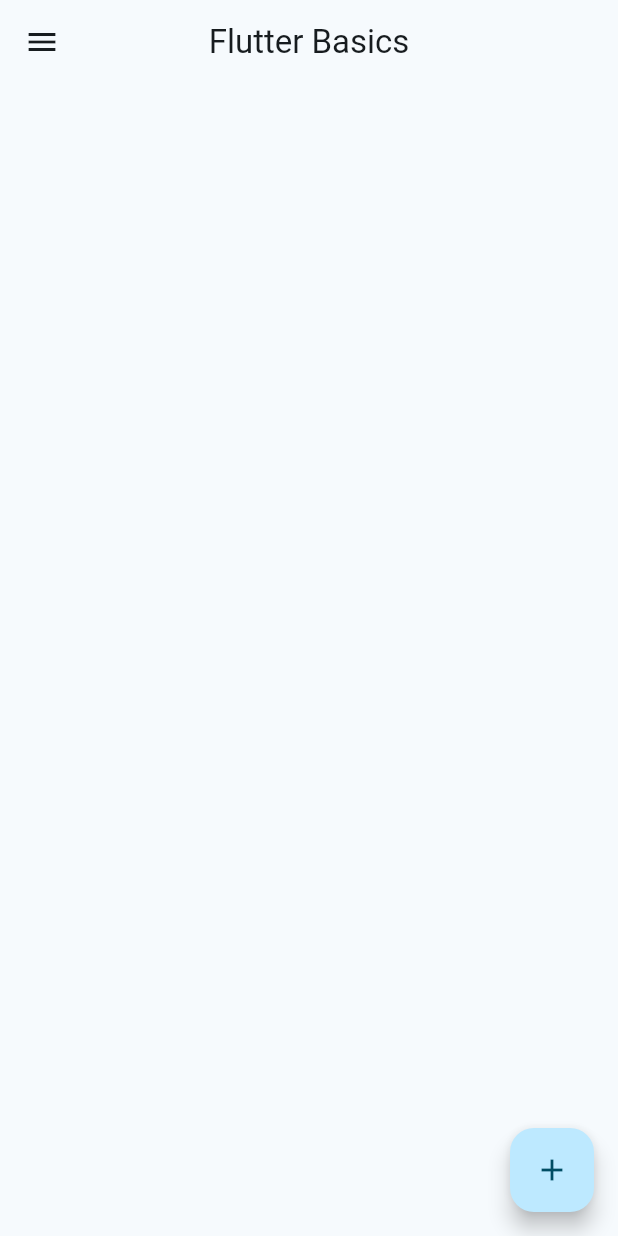
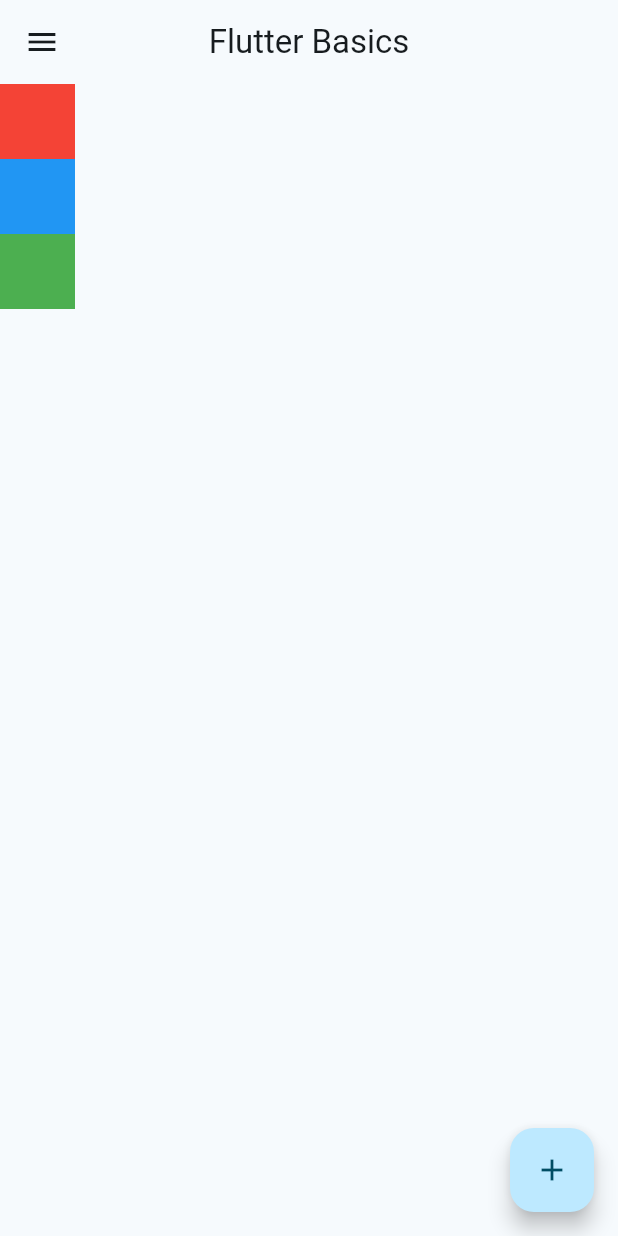
Before and after one commit to ravenpdev/flutter_basics, a Flutter app: the screen it shows after launch, on a phone screen of 412 x 824 dp. Run offline on Flutter 3.47's test engine with Material 2 defaults, Android fonts, the phone set to English and light mode, and no system bars.

Commit message:
Display diffrent layout based on screen size

```diff
--- a/lib/main.dart
+++ b/lib/main.dart
@@ -22,7 +22,7 @@ class MyApp extends StatelessWidget {
           title: const Text('Flutter Basics'),
           centerTitle: true,
         ),
-        body: Container(),
+        body: const DiffLayout(),
         floatingActionButton: FloatingActionButton(
           onPressed: () {},
           child: const Icon(Icons.add),
@@ -51,3 +51,54 @@ class MyApp extends StatelessWidget {
     );
   }
 }
+
+class DiffLayout extends StatelessWidget {
+  const DiffLayout({super.key});
+
+  @override
+  Widget build(BuildContext context) {
+    if (MediaQuery.of(context).size.width > 600) {
+      return Row(
+        children: [
+          Container(
+            width: 50,
+            height: 50,
+            color: Colors.red,
+          ),
+          const SizedBox(width: 10),
+          Container(
+            width: 50,
+            height: 50,
+            color: Colors.blue,
+          ),
+          const SizedBox(width: 10),
+          Container(
+            width: 50,
+            height: 50,
+            color: Colors.green,
+          ),
+        ],
+      );
+    }
+
+    return Column(children: [
+      Container(
+        width: 50,
+        height: 50,
+        color: Colors.red,
+      ),
+      const SizedBox(width: 10),
+      Container(
+        width: 50,
+        height: 50,
+        color: Colors.blue,
+      ),
+      const SizedBox(width: 10),
+      Container(
+        width: 50,
+        height: 50,
+        color: Colors.green,
+      ),
+    ]);
+  }
+}
```
Also changed, not shown: lib/core/theme/theme.dart (added, +33 -0 lines).
